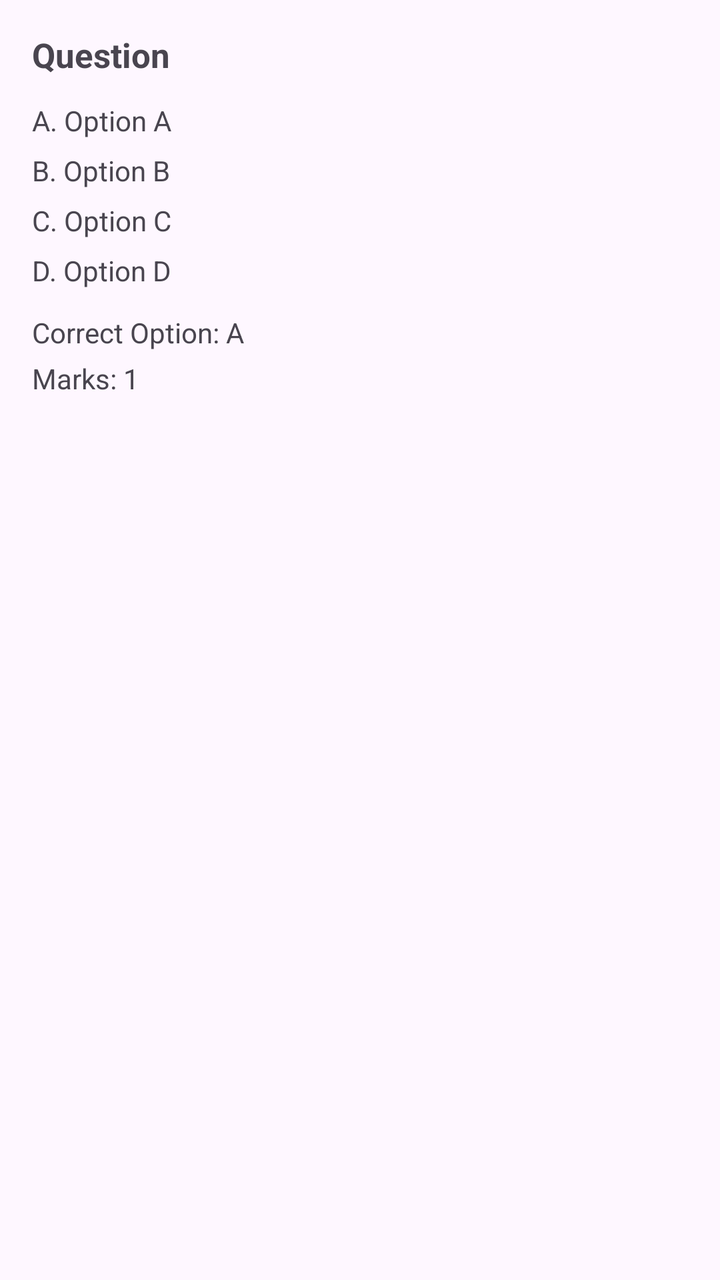
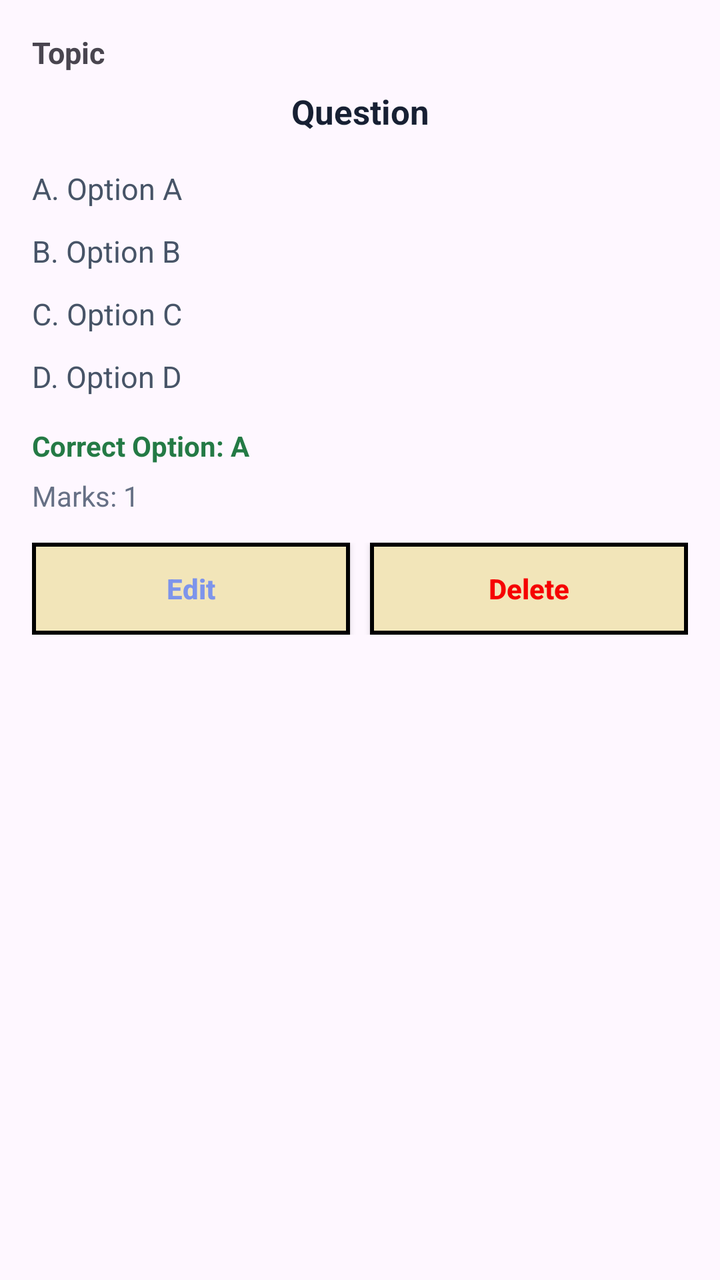

Before-and-after screenshots of an Android layout around one commit, followed by the original layout XML and the change that was made.
<!-- AndroidManifest.xml: application theme Theme.EduQuiz -->
<!-- res/layout/item_manage_question.xml -->
<?xml version="1.0" encoding="utf-8"?>
<LinearLayout
    xmlns:android="http://schemas.android.com/apk/res/android"
    android:layout_width="match_parent"
    android:layout_height="wrap_content"
    android:orientation="vertical"
    android:padding="16dp"
    android:layout_marginBottom="12dp">

    <TextView
        android:id="@+id/tvQuestion"
        android:layout_width="match_parent"
        android:layout_height="wrap_content"
        android:text="Question"
        android:textSize="17sp"
        android:textStyle="bold"
        android:layout_marginBottom="12dp"/>

    <TextView
        android:id="@+id/tvOptionA"
        android:layout_width="match_parent"
        android:layout_height="wrap_content"
        android:text="A. Option A"
        android:layout_marginBottom="6dp"/>

    <TextView
        android:id="@+id/tvOptionB"
        android:layout_width="match_parent"
        android:layout_height="wrap_content"
        android:text="B. Option B"
        android:layout_marginBottom="6dp"/>

    <TextView
        android:id="@+id/tvOptionC"
        android:layout_width="match_parent"
        android:layout_height="wrap_content"
        android:text="C. Option C"
        android:layout_marginBottom="6dp"/>

    <TextView
        android:id="@+id/tvOptionD"
        android:layout_width="match_parent"
        android:layout_height="wrap_content"
        android:text="D. Option D"
        android:layout_marginBottom="6dp"/>

    <TextView
        android:id="@+id/tvCorrectOption"
        android:layout_width="match_parent"
        android:layout_height="wrap_content"
        android:text="Correct Option: A"
        android:layout_marginTop="6dp"/>

    <TextView
        android:id="@+id/tvMarks"
        android:layout_width="match_parent"
        android:layout_height="wrap_content"
        android:text="Marks: 1"
        android:layout_marginTop="4dp"/>

</LinearLayout>
<!-- resources referenced by this layout -->
<resources>
  <style name="Theme.EduQuiz" parent="Base.Theme.EduQuiz" />
  <style name="Base.Theme.EduQuiz" parent="Theme.Material3.DayNight.NoActionBar">
          
          
      </style>
</resources>

<!-- the commit's change to res/layout/item_manage_question.xml (unified diff, before → after) -->
@@ -7,55 +7,135 @@
     android:padding="16dp"
     android:layout_marginBottom="12dp">
 
+
+    <TextView
+        android:id="@+id/tvQuestionTopic"
+        android:layout_width="match_parent"
+        android:layout_height="wrap_content"
+        android:text="Topic"
+        android:textSize="15sp"
+        android:textStyle="bold"
+        android:layout_marginBottom="8dp"/>
+
+
+    
     <TextView
         android:id="@+id/tvQuestion"
         android:layout_width="match_parent"
         android:layout_height="wrap_content"
+        android:textAlignment="center"
         android:text="Question"
         android:textSize="17sp"
         android:textStyle="bold"
-        android:layout_marginBottom="12dp"/>
+        android:textColor="#172033"
+        android:lineSpacingExtra="3dp"
+        android:layout_marginBottom="14dp"/>
 
+
+    
     <TextView
         android:id="@+id/tvOptionA"
         android:layout_width="match_parent"
         android:layout_height="wrap_content"
         android:text="A. Option A"
-        android:layout_marginBottom="6dp"/>
+        android:textSize="15sp"
+        android:textColor="#475467"
+        android:paddingTop="3dp"
+        android:paddingBottom="3dp"
+        android:layout_marginBottom="5dp"/>
 
     <TextView
         android:id="@+id/tvOptionB"
         android:layout_width="match_parent"
         android:layout_height="wrap_content"
         android:text="B. Option B"
-        android:layout_marginBottom="6dp"/>
+        android:textSize="15sp"
+        android:textColor="#475467"
+        android:paddingTop="3dp"
+        android:paddingBottom="3dp"
+        android:layout_marginBottom="5dp"/>
 
     <TextView
         android:id="@+id/tvOptionC"
         android:layout_width="match_parent"
         android:layout_height="wrap_content"
         android:text="C. Option C"
-        android:layout_marginBottom="6dp"/>
+        android:textSize="15sp"
+        android:textColor="#475467"
+        android:paddingTop="3dp"
+        android:paddingBottom="3dp"
+        android:layout_marginBottom="5dp"/>
 
     <TextView
         android:id="@+id/tvOptionD"
         android:layout_width="match_parent"
         android:layout_height="wrap_content"
         android:text="D. Option D"
-        android:layout_marginBottom="6dp"/>
+        android:textSize="15sp"
+        android:textColor="#475467"
+        android:paddingTop="3dp"
+        android:paddingBottom="3dp"
+        android:layout_marginBottom="8dp"/>
 
+
+    
     <TextView
         android:id="@+id/tvCorrectOption"
         android:layout_width="match_parent"
         android:layout_height="wrap_content"
         android:text="Correct Option: A"
-        android:layout_marginTop="6dp"/>
+        android:textSize="14sp"
+        android:textStyle="bold"
+        android:textColor="#247A45"
+        android:layout_marginTop="4dp"
+        android:layout_marginBottom="4dp"/>
 
     <TextView
         android:id="@+id/tvMarks"
         android:layout_width="match_parent"
         android:layout_height="wrap_content"
         android:text="Marks: 1"
-        android:layout_marginTop="4dp"/>
+        android:textSize="14sp"
+        android:textColor="#667085"
+        android:layout_marginTop="2dp"/>
+
+
+    
+    <LinearLayout
+        android:layout_width="match_parent"
+        android:layout_height="wrap_content"
+        android:orientation="horizontal"
+        android:layout_marginTop="14dp">
+
+        <androidx.appcompat.widget.AppCompatButton
+            android:id="@+id/btnEditQuestion"
+            android:layout_width="0dp"
+            android:layout_height="46dp"
+            android:layout_weight="1"
+            android:text="Edit"
+            android:textSize="14sp"
+            android:textStyle="bold"
+            android:textColor="@color/blue"
+            android:background="@drawable/question_back"
+            android:textAllCaps="false"
+            android:minHeight="0dp"
+            android:minWidth="0dp"/>
+
+        <androidx.appcompat.widget.AppCompatButton
+            android:id="@+id/btnDeleteQuestion"
+            android:layout_width="0dp"
+            android:layout_height="46dp"
+            android:layout_weight="1"
+            android:text="Delete"
+            android:textSize="14sp"
+            android:textStyle="bold"
+            android:textColor="@color/red"
+            android:background="@drawable/question_back"
+            android:textAllCaps="false"
+            android:layout_marginStart="10dp"
+            android:minHeight="0dp"
+            android:minWidth="0dp"/>
+
+    </LinearLayout>
 
 </LinearLayout>
<!-- resource entries referenced after the edit -->
@@ -1,6 +1,26 @@
 <!-- resources referenced by this layout -->
 <resources>
+  <color name="blue">#7D94EB</color>
+  <color name="red">#F60202</color>
+  <!-- drawable question_back (drawable) -->
+  <?xml version="1.0" encoding="utf-8"?>
+  <shape xmlns:android="http://schemas.android.com/apk/res/android">
+  
+      <stroke
+          android:color="@color/black"
+          android:width="2dp"
+          >
+      </stroke>
+  
+      <solid
+          android:color="@color/yellow">
+  
+      </solid>
+  
+  </shape>
   <style name="Theme.EduQuiz" parent="Base.Theme.EduQuiz" />
+  <color name="black">#FF000000</color>
+  <color name="yellow">#F2E5B9</color>
   <style name="Base.Theme.EduQuiz" parent="Theme.Material3.DayNight.NoActionBar">
           
           
